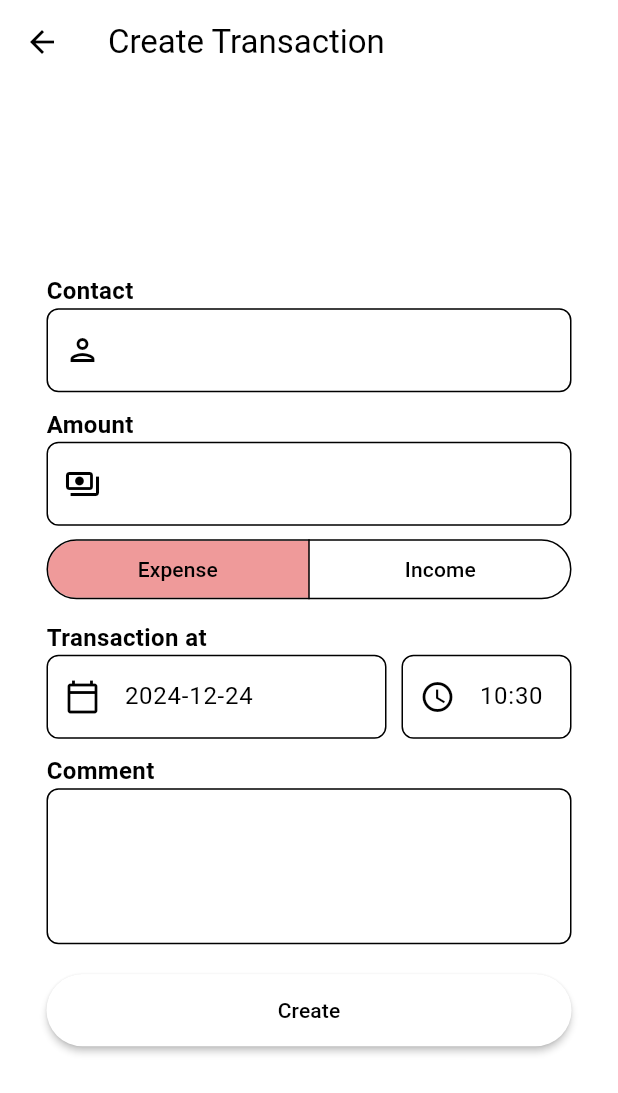
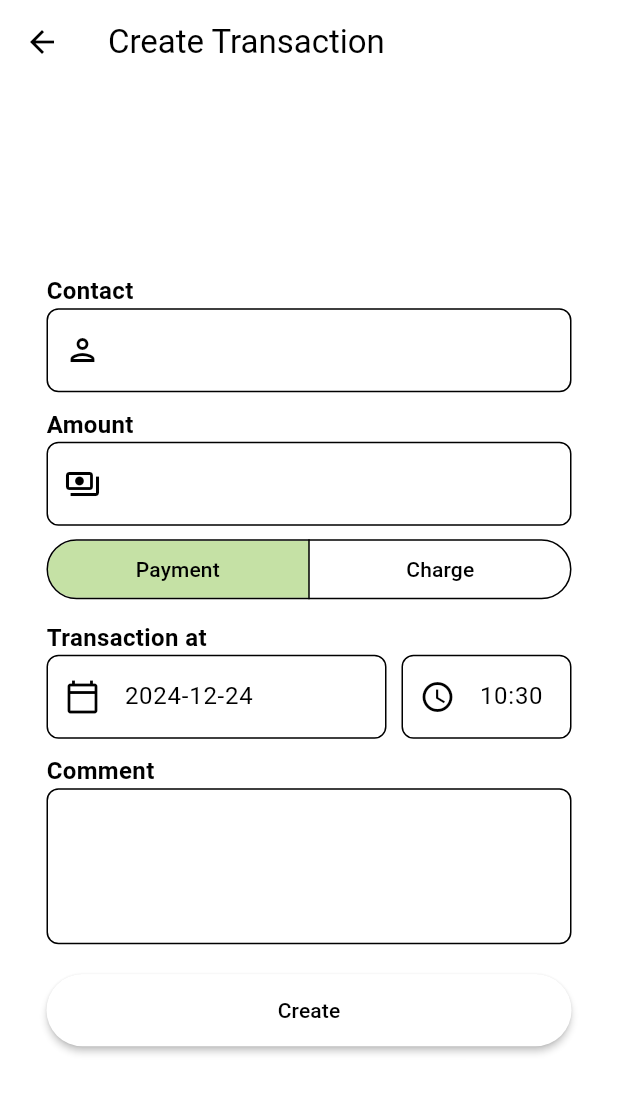
Before and after one commit to johnstef99/shared_ledger, a Flutter app: the TransactionCreateOrEditView screen opened directly with empty values, on a phone screen of 412 x 824 dp. Shown: the top 1093 px of the screen. Run offline on Flutter 3.47's test engine with Material 3 defaults, Android fonts, the phone set to English and light mode, and no system bars; our stand-ins replace easy_localization, email_validator, freezed_annotation, get_it, go_router, supabase_flutter; missing offline and left inert: universal_html; accounts and stored records are empty.

Commit message:
chore: change name of income/expense

```diff
--- a/assets/translations/el.json
+++ b/assets/translations/el.json
@@ -79,8 +79,8 @@
       "create": "Δημιουργία",
       "edit": "Ενημέρωση"
     },
-    "income": "Έσοδο",
-    "expense": "Έξοδο"
+    "income": "Πληρωμή",
+    "expense": "Οφειλή"
   },
   "ledger_create_or_edit_view": {
     "appbar_title": {
@@ -132,5 +132,6 @@
   "total_amount": "Σύνολο",
   "balance": "Υπόλοιπο",
   "payments": "Πληρωμές",
-  "charges": "Χρεώσεις"
+  "charges": "Οφειλές",
+  "surplus": "Πλεόνασμα"
 }
--- a/assets/translations/en.json
+++ b/assets/translations/en.json
@@ -79,8 +79,8 @@
       "create": "Create",
       "edit": "Update"
     },
-    "income": "Income",
-    "expense": "Expense"
+    "income": "Payment",
+    "expense": "Charge"
   },
   "ledger_create_or_edit_view": {
     "appbar_title": {
@@ -132,5 +132,6 @@
   "total_amount": "Total",
   "balance": "Balance",
   "payments": "Payments",
-  "charges": "Charges"
+  "charges": "Charges",
+  "surplus": "Surplus"
 }
--- a/lib/views/transactions/transaction_create_or_edit/transaction_create_or_edit_view.dart
+++ b/lib/views/transactions/transaction_create_or_edit/transaction_create_or_edit_view.dart
@@ -122,12 +122,12 @@ class _TransactionCreateOrEditViewState
                                   },
                                   segments: [
                                     ButtonSegment(
+                                      value: true,
+                                      label: Text(tr('income')),
+                                    ),
+                                    ButtonSegment(
                                       value: false,
                                       label: Text(tr('expense')),
-                                    ),
-                                    ButtonSegment(
-                                      value: true,
-                                      label: Text(tr('income')),
                                     ),
                                   ],
                                 ),
--- a/lib/views/transactions/transaction_create_or_edit/transaction_create_or_edit_viewmodel.dart
+++ b/lib/views/transactions/transaction_create_or_edit/transaction_create_or_edit_viewmodel.dart
@@ -24,7 +24,7 @@ class TransactionCreateOrEditViewModel {
 
   GlobalKey<FormState> formKey = GlobalKey<FormState>();
 
-  ValueNotifier<bool> isIncome = ValueNotifier(false);
+  ValueNotifier<bool> isIncome = ValueNotifier(true);
 
   ValueNotifier<DateTime> dateTime = ValueNotifier(DateTime.now());
 
--- a/lib/widgets/transaction_list_tile_widget.dart
+++ b/lib/widgets/transaction_list_tile_widget.dart
@@ -32,7 +32,7 @@ class TransactionListTile extends StatelessWidget {
     ];
 
     return Tooltip(
-      triggerMode: TooltipTriggerMode.tap,
+      triggerMode: TooltipTriggerMode.longPress,
       message: transaction.comment ?? '',
       child: Card(
         clipBehavior: Clip.antiAlias,
@@ -71,7 +71,7 @@ class TransactionListTile extends StatelessWidget {
             mainAxisSize: MainAxisSize.min,
             children: [
               Text(
-                transaction.amount.toCurrency(context.locale),
+                transaction.amount.abs().toCurrency(context.locale),
                 style: TextStyle(
                   color: switch (transaction.amount) {
                     > 0 => Colors.green,
```
Also changed, not shown: lib/views/transactions/transactions_view.dart (+6 -13 lines).
